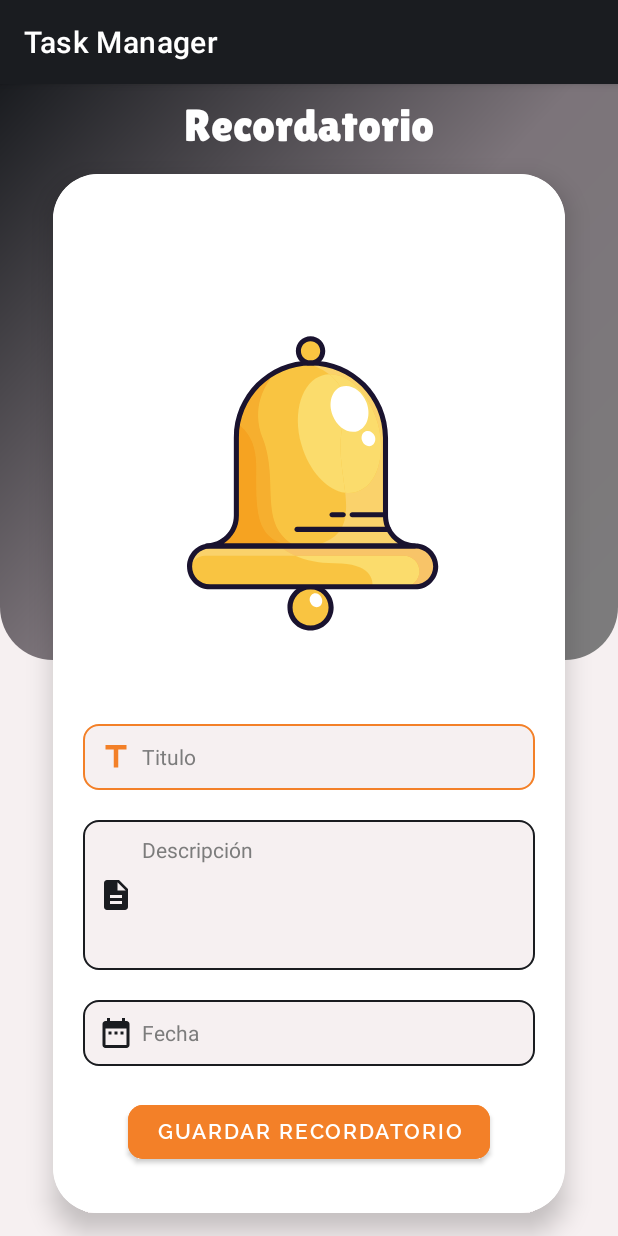
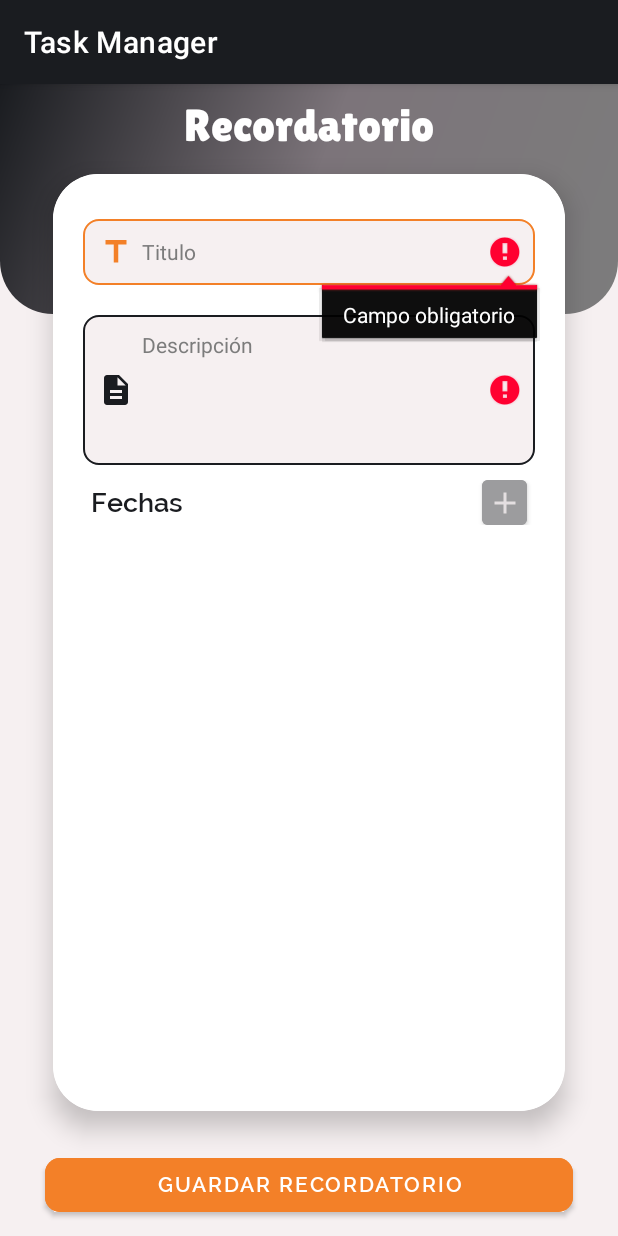
Before and after one commit to zxESCORPIOxz/TaskManager, an Android app: the fragment frg_registrar shown on its own in the app's theme, after a tap on "GUARDAR RECORDATORIO", on a phone screen of 412 x 824 dp. Run offline under Robolectric (Android 15) with nearby library versions, the phone set to English and light mode, and no system bars; our stand-ins replace Firebase (no records; nobody signed in at launch, a user with empty details on screens opened directly), navigation-ui.

Commit message:
Recordatorio - Guardar - Editar

```diff
--- a/app/src/main/java/com/errorcorp/taskmanager/Activity/MainActivity.kt
+++ b/app/src/main/java/com/errorcorp/taskmanager/Activity/MainActivity.kt
@@ -69,6 +69,7 @@ class MainActivity : AppCompatActivity() {
                 if (documentSnapshot.exists()) {
                     val userData = documentSnapshot.data
                     val fullname = userData?.get("fullname")
+                    SharedPreferencesManager.setStringValue(Valor.DNI, userData?.get("dni").toString())
                     tvname.setText(fullname.toString())
                 } else {
                     tvname.visibility = View.GONE
--- /dev/null
+++ b/app/src/main/java/com/errorcorp/taskmanager/Adapter/AdapterFecha.kt
@@ -0,0 +1,49 @@
+package com.errorcorp.taskmanager.Adapter
+
+import android.content.Context
+import android.view.LayoutInflater
+import android.view.View
+import android.view.ViewGroup
+import android.widget.LinearLayout
+import android.widget.TextView
+import androidx.recyclerview.widget.RecyclerView
+import com.errorcorp.taskmanager.R
+import com.google.android.material.button.MaterialButton
+import java.text.SimpleDateFormat
+import java.util.Date
+import java.util.Locale
+
+class AdapterFecha(private val mValues: ArrayList<Date>, private val ctx: Context) : RecyclerView.Adapter<AdapterFecha.ViewHolder>() {
+
+    override fun onCreateViewHolder(parent: ViewGroup, viewType: Int): ViewHolder {
+        val view = LayoutInflater.from(parent.context)
+            .inflate(R.layout.item_fecha, parent, false)
+        return ViewHolder(view)
+    }
+    fun getList(): ArrayList<Date>{
+        return mValues
+    }
+
+    override fun onBindViewHolder(holder: ViewHolder, position: Int) {
+        val date:Date = mValues[position]
+
+        val dateFormat = SimpleDateFormat("dd/MM/yyyy HH:mm", Locale.getDefault())
+        val formattedDate = dateFormat.format(date)
+        holder.tvfecha.setText(formattedDate)
+
+        holder.btndelete.setOnClickListener {
+            mValues.removeAt(position)
+            notifyDataSetChanged()
+        }
+    }
+
+    override fun getItemCount(): Int {
+        return mValues.size
+    }
+
+    class ViewHolder(view: View) : RecyclerView.ViewHolder(view) {
+        val tvfecha: TextView = view.findViewById(R.id.tvfecha)
+
+        val btndelete: MaterialButton = view.findViewById(R.id.btndelete)
+    }
+}
--- a/app/src/main/java/com/errorcorp/taskmanager/Fragment/frg_registrar.kt
+++ b/app/src/main/java/com/errorcorp/taskmanager/Fragment/frg_registrar.kt
@@ -1,10 +1,13 @@
 package com.errorcorp.taskmanager.Fragment
 
+import android.animation.Animator
+import android.annotation.SuppressLint
 import android.app.AlertDialog
 import android.app.DatePickerDialog
+import android.app.Dialog
 import android.app.TimePickerDialog
-import android.content.DialogInterface
 import android.graphics.Color
+import android.graphics.drawable.ColorDrawable
 import android.os.Bundle
 import androidx.fragment.app.Fragment
 import android.view.LayoutInflater
@@ -12,10 +15,18 @@ import android.view.View
 import android.view.ViewGroup
 import android.widget.Button
 import android.widget.EditText
-import android.widget.TextView
+import android.widget.Toast
 import androidx.navigation.Navigation
+import androidx.recyclerview.widget.RecyclerView
+import com.airbnb.lottie.LottieAnimationView
+import com.errorcorp.taskmanager.Activity.MainActivity
+import com.errorcorp.taskmanager.Adapter.AdapterFecha
 import com.errorcorp.taskmanager.Model.Recordatorio
 import com.errorcorp.taskmanager.R
+import com.errorcorp.taskmanager.Util.SharedPreferencesManager
+import com.errorcorp.taskmanager.Util.Valor
+import com.google.android.material.button.MaterialButton
+import com.google.firebase.database.FirebaseDatabase
 import java.text.SimpleDateFormat
 import java.util.Calendar
 import java.util.Date
@@ -23,15 +34,28 @@ import java.util.Locale
 
 class frg_registrar : Fragment() , View.OnClickListener {
 
+    //Dialog
+    private lateinit var dialog: Dialog
+
+    //Lotties
+    private lateinit var loadAnimationView: LottieAnimationView
+    private lateinit var successAnimationView: LottieAnimationView
+    private lateinit var errorAnimationView: LottieAnimationView
+
+
+    //RecyclerView
+    private lateinit var rvFechas: RecyclerView
+
+    //Adapters
+    private lateinit var adapterFecha: AdapterFecha
+
     //Button
     private lateinit var btnregistrar: Button
+    private lateinit var btnaddfecha: MaterialButton
 
     //EditText
     private lateinit var ettitle: EditText
     private lateinit var etdescription: EditText
-
-    //TextView
-    private lateinit var tvfecha: TextView
 
     //Objetos
     private lateinit var recordatorio: Recordatorio
@@ -41,15 +65,53 @@ class frg_registrar : Fragment() , View.OnClickListener {
         savedInstanceState: Bundle?
     ): View? {
         val view:View = inflater.inflate(R.layout.fragment_frg_registrar, container, false)
+        if ( arguments?.getString("ACTION").equals("ORIGIN") ){
+            recordatorio = Valor.RECORDATORIO
+        } else {
+            recordatorio = Recordatorio()
+        }
+
+        dialog = context?.let { Dialog(it) }!!
+        dialog.setContentView(R.layout.dialog_loading)
+        dialog.window?.setLayout(ViewGroup.LayoutParams.MATCH_PARENT, ViewGroup.LayoutParams.WRAP_CONTENT)
+        dialog.window?.setBackgroundDrawable(ColorDrawable(Color.TRANSPARENT))
+
+        loadAnimationView = dialog.findViewById<LottieAnimationView>(R.id.lfload)
+        successAnimationView = dialog.findViewById<LottieAnimationView>(R.id.lfsuccess)
+        errorAnimationView = dialog.findViewById<LottieAnimationView>(R.id.lferror)
+
+        successAnimationView.addAnimatorListener(object : Animator.AnimatorListener {
+            override fun onAnimationStart(animation: Animator) {}
+            override fun onAnimationCancel(animation: Animator) {}
+            override fun onAnimationRepeat(animation: Animator) {}
+            override fun onAnimationEnd(animation: Animator) {
+                dialog.dismiss()
+                Navigation.findNavController(requireView()).navigate(R.id.action_nav_registrar_to_nav_recordatorio)
+            }
+        })
+        errorAnimationView.addAnimatorListener(object : Animator.AnimatorListener {
+            override fun onAnimationStart(animation: Animator) {}
+            override fun onAnimationCancel(animation: Animator) {}
+            override fun onAnimationRepeat(animation: Animator) {}
+            override fun onAnimationEnd(animation: Animator) {
+                dialog.dismiss()
+            }
+        })
+
+        rvFechas = view.findViewById(R.id.rvFechas)
 
         ettitle = view.findViewById(R.id.ettitle)
+        ettitle.setText(recordatorio.titulo)
         etdescription = view.findViewById(R.id.etdescription)
-        tvfecha = view.findViewById(R.id.tvfecha)
-        tvfecha.setOnClickListener(this)
+        etdescription.setText(recordatorio.descripcion)
+
+        btnaddfecha = view.findViewById(R.id.btnaddfecha)
+        btnaddfecha.setOnClickListener(this)
         btnregistrar = view.findViewById(R.id.btnregistrar)
         btnregistrar.setOnClickListener(this)
 
-        recordatorio = Recordatorio()
+        adapterFecha = context?.let { AdapterFecha(recordatorio.fechasProgramadas, it) }!!
+        rvFechas.adapter = adapterFecha
 
         return view
     }
@@ -57,14 +119,55 @@ class frg_registrar : Fragment() , View.OnClickListener {
     override fun onClick(v: View?) {
         when (v?.id) {
             (R.id.btnregistrar) -> {
+                if (ettitle.text.isNotEmpty() &&
+                    etdescription.text.isNotEmpty() &&
+                    adapterFecha.getList().size != 0){
+                    dialog.setCancelable(false)
+                    dialog.show()
+                    if (recordatorio.id.isEmpty())
+                        recordatorio.id = FirebaseDatabase.getInstance().getReference("Recordatorio").push().getKey().toString()
+                    recordatorio.titulo = ettitle.text.toString()
+                    recordatorio.descripcion = etdescription.text.toString()
+                    recordatorio.fechaModificacion = Date()
+                    recordatorio.fechasProgramadas = adapterFecha.getList()
 
+                    FirebaseDatabase.getInstance()
+                        .getReference("Recordatorio")
+                        .child(SharedPreferencesManager.getStringValue(Valor.DNI).toString())
+                        .child(recordatorio.id)
+                        .setValue(recordatorio)
+                        .addOnSuccessListener {
+                            loadAnimationView.pauseAnimation()
+                            loadAnimationView.visibility = View.GONE
+                            successAnimationView.visibility = View.VISIBLE
+                            successAnimationView.playAnimation()
+                        }
+                        .addOnFailureListener {
+                            loadAnimationView.pauseAnimation()
+                            loadAnimationView.visibility = View.GONE
+                            errorAnimationView.visibility = View.VISIBLE
+                            errorAnimationView.playAnimation()
+                        }
+                } else {
+                    if (ettitle.text.isEmpty()) {
+                        ettitle.setError("Campo obligatorio")
+                    }
+                    if (etdescription.text.isEmpty()) {
+                        etdescription.setError("Campo obligatorio")
+                    }
+                    if (adapterFecha.getList().size == 0) {
+                        val toast = Toast.makeText(context, "Seleccione al menos una fecha", Toast.LENGTH_SHORT)
+                        toast.show()
+                    }
+                }
             }
-            (R.id.tvfecha) -> {
+            (R.id.btnaddfecha) -> {
                 openDateTimeSelectionDialog()
             }
         }
     }
 
+    @SuppressLint("NotifyDataSetChanged")
     private fun openDateTimeSelectionDialog() {
         val calendar = Calendar.getInstance()
         val currentYear = calendar.get(Calendar.YEAR)
@@ -75,37 +178,29 @@ class frg_registrar : Fragment() , View.OnClickListener {
 
         var selectedDate: Date? = null
 
-        // Date Picker Dialog
         val datePickerDialog = context?.let {
             DatePickerDialog(it, { _, year, month, day ->
                 val selectedCalendar = Calendar.getInstance()
                 selectedCalendar.set(year, month, day)
 
-                // Time Picker Dialog
                 val timePickerDialog = TimePickerDialog(context, { _, hourOfDay, minute ->
                     selectedCalendar.set(Calendar.HOUR_OF_DAY, hourOfDay)
                     selectedCalendar.set(Calendar.MINUTE, minute)
 
                     selectedDate = selectedCalendar.time
 
-                    val dateFormat = SimpleDateFormat("dd/MM/yyyy HH:mm", Locale.getDefault())
-                    val formattedDateTime = dateFormat.format(selectedDate)
-
-                    var fecha_select:Date
+                    val fecha_select:Date
                     fecha_select = selectedDate as Date
                     recordatorio.fechasProgramadas.add(fecha_select)
-                    if (tvfecha.text.isNotEmpty()){
-                        tvfecha.setText(tvfecha.text.toString() + "\n" + formattedDateTime)
-                    } else {
-                        tvfecha.setText(formattedDateTime)
-                    }
+                    adapterFecha.notifyDataSetChanged()
+
                 }, currentHour, currentMinute, true)
 
                 timePickerDialog.setTitle("Seleccione una hora")
                 timePickerDialog.show()
-                val btntime1: Button? = timePickerDialog?.getButton(AlertDialog.BUTTON_POSITIVE)
+                val btntime1: Button? = timePickerDialog.getButton(AlertDialog.BUTTON_POSITIVE)
                 btntime1?.setTextColor(Color.WHITE)
-                val btntime2: Button? = timePickerDialog?.getButton(AlertDialog.BUTTON_NEGATIVE)
+                val btntime2: Button? = timePickerDialog.getButton(AlertDialog.BUTTON_NEGATIVE)
                 btntime2?.setTextColor(Color.WHITE)
             }, currentYear, currentMonth, currentDay)
         }
--- a/app/src/main/java/com/errorcorp/taskmanager/Model/Recordatorio.kt
+++ b/app/src/main/java/com/errorcorp/taskmanager/Model/Recordatorio.kt
@@ -1,15 +1,14 @@
 package com.errorcorp.taskmanager.Model
 
-import java.util.*
+import java.util.Date
 
 class Recordatorio {
-    var id: Int = 0
+
+    var id: String = ""
     var titulo: String = ""
     var descripcion: String = ""
     var fechaModificacion: Date = Date()
     var fechasProgramadas: ArrayList<Date> = ArrayList()
-    var archivosAdjuntos: ArrayList<String> = ArrayList()
-    var imagenes: ArrayList<String> = ArrayList()
 
     constructor(
         titulo: String,
--- a/app/src/main/java/com/errorcorp/taskmanager/Util/MyApplication.kt
+++ b/app/src/main/java/com/errorcorp/taskmanager/Util/MyApplication.kt
@@ -2,6 +2,7 @@ package com.errorcorp.taskmanager.Util
 
 import android.app.Application
 import android.content.Context
+import androidx.room.Room
 
 class MyApplication : Application() {
     companion object {
@@ -15,7 +16,7 @@ class MyApplication : Application() {
         fun getContext(): Context {
             return INSTANCE
         }
-
+//
 //        fun getDatabaseInstance(): AppDatabase {
 //            return DATABASE_INSTANCE
 //        }
@@ -24,10 +25,9 @@ class MyApplication : Application() {
     override fun onCreate() {
         super.onCreate()
         INSTANCE = this
-//        DATABASE_INSTANCE = Room.databaseBuilder(this, AppDatabase::class.java, "taskmasterdb")
+//        DATABASE_INSTANCE = Room.databaseBuilder(applicationContext, AppDatabase::class.java, "taskmasterdb")
 //            .allowMainThreadQueries()
 //            .fallbackToDestructiveMigration()
-//            .addMigrations(AppDatabase.MIGRATION_1_2)
 //            .build()
     }
 }
--- a/app/src/main/java/com/errorcorp/taskmanager/Util/Valor.kt
+++ b/app/src/main/java/com/errorcorp/taskmanager/Util/Valor.kt
@@ -1,11 +1,15 @@
 package com.errorcorp.taskmanager.Util
+
+import com.errorcorp.taskmanager.Model.Recordatorio
 
 class Valor {
     companion object {
         //Tablas
         const val USUARIOS = "USUARIOS"
+        const val DNI = "DNI"
         const val CB_RECORDARME = "CB_RECORDARME"
         const val LOG_USER = "LOG_USER"
         const val LOG_PASS = "LOG_PASS"
+        lateinit var RECORDATORIO:Recordatorio
     }
 }
--- /dev/null
+++ b/app/src/main/res/drawable/ic_remove.xml
@@ -0,0 +1,5 @@
+<vector android:height="24dp" android:tint="#000000"
+    android:viewportHeight="24" android:viewportWidth="24"
+    android:width="24dp" xmlns:android="http://schemas.android.com/apk/res/android">
+    <path android:fillColor="@android:color/white" android:pathData="M19,13H5v-2h14v2z"/>
+</vector>
--- a/app/src/main/res/layout/fragment_frg_registrar.xml
+++ b/app/src/main/res/layout/fragment_frg_registrar.xml
@@ -13,12 +13,12 @@
         <View
             android:layout_width="match_parent"
             android:layout_height="0dp"
-            android:layout_weight=".5"
+            android:layout_weight=".2"
             android:background="@drawable/rec_red_botton_deg"/>
         <View
             android:layout_width="match_parent"
             android:layout_height="0dp"
-            android:layout_weight=".5"
+            android:layout_weight=".8"
             android:background="@color/gray_megalight"/>
     </LinearLayout>
     <RelativeLayout
@@ -41,31 +41,27 @@
             android:layout_width="match_parent"
             android:layout_height="match_parent"
             android:layout_below="@id/tvname"
+            android:layout_above="@id/btnregistrar"
             android:background="@color/white"
             android:layout_marginHorizontal="35dp"
             android:layout_marginVertical="15dp"
             app:cardElevation="10dp"
             app:cardCornerRadius="30dp">
-            <RelativeLayout
+            <androidx.core.widget.NestedScrollView
+                android:layout_width="match_parent"
+                android:layout_height="match_parent"
+                android:background="@color/white">
+                <LinearLayout
                     android:layout_width="match_parent"
                     android:layout_height="match_parent"
                     android:padding="20dp"
-                android:background="@color/white"
+                    android:orientation="vertical"
                     android:gravity="center_vertical">
-                <com.airbnb.lottie.LottieAnimationView
-                    android:id="@+id/anim"
-                    android:layout_width="match_parent"
-                    android:layout_height="match_parent"
-                    app:lottie_rawRes="@raw/anim_campana"
-                    app:lottie_autoPlay="true"
-                    android:layout_alignParentTop="true"
-                    android:layout_above="@id/ettitle"/>
                     <EditText
                         android:id="@+id/ettitle"
                         android:layout_width="match_parent"
                         android:layout_height="wrap_content"
                         android:layout_marginVertical="10dp"
-                    android:layout_above="@id/etdescription"
                         android:textColor="@color/gray_megadark"
                         android:hint="Titulo"
                         android:textSize="@dimen/text_size"
@@ -80,7 +76,6 @@
                         android:layout_height="wrap_content"
                         android:minHeight="100dp"
                         android:layout_marginVertical="10dp"
-                    android:layout_above="@id/tvfecha"
                         android:textColor="@color/gray_megadark"
                         android:hint="Descripción"
                         android:textSize="@dimen/text_size"
@@ -90,20 +85,53 @@
                         android:background="@drawable/custom_input"
                         android:inputType="textMultiLine"
                         android:textColorHint="@color/gray_middle"/>
+                    <RelativeLayout
+                        android:id="@+id/ctfechas"
+                        android:layout_width="match_parent"
+                        android:layout_height="wrap_content">
                         <TextView
-                    android:id="@+id/tvfecha"
                             android:layout_width="match_parent"
                             android:layout_height="wrap_content"
-                    android:layout_marginVertical="10dp"
-                    android:layout_above="@id/btnregistrar"
+                            android:fontFamily="@font/raleway_semibold"
+                            android:text="Fechas"
                             android:textColor="@color/gray_megadark"
-                    android:hint="Fecha"
-                    android:textSize="@dimen/text_size"
+                            android:textSize="18sp"
+                            android:textStyle="bold"
                             android:gravity="center_vertical"
-                    android:drawableStart="@drawable/custom_date_icons"
-                    android:drawablePadding="5dp"
-                    android:background="@drawable/custom_input"
-                    android:textColorHint="@color/gray_middle"/>
+                            android:layout_alignTop="@id/btnaddfecha"
+                            android:layout_alignBottom="@id/btnaddfecha"
+                            android:layout_marginHorizontal="5dp"
+                            android:layout_toLeftOf="@id/btnaddfecha"/>
+
+                        <com.google.android.material.button.MaterialButton
+                            android:id="@+id/btnaddfecha"
+                            android:layout_width="30dp"
+                            android:layout_height="30dp"
+                            android:layout_alignParentEnd="true"
+                            android:layout_marginHorizontal="5dp"
+                            android:backgroundTint="@color/gray_light"
+                            android:insetLeft="0dp"
+                            android:insetTop="0dp"
+                            android:insetRight="0dp"
+                            android:insetBottom="0dp"
+                            app:icon="@drawable/ic_add"
+                            app:iconGravity="textStart"
+                            app:iconPadding="0dp"
+                            app:iconTint="@color/gray_megalight" />
+
+                        <androidx.recyclerview.widget.RecyclerView
+                            android:id="@+id/rvFechas"
+                            android:layout_width="match_parent"
+                            android:layout_height="match_parent"
+                            android:layout_below="@id/btnaddfecha"
+                            app:layoutManager="androidx.recyclerview.widget.LinearLayoutManager"
+                            tools:listitem="@layout/item_fecha"
+                            android:nestedScrollingEnabled="false"/>
+                    </RelativeLayout>
+                </LinearLayout>
+            </androidx.core.widget.NestedScrollView>
+        </androidx.cardview.widget.CardView>
+
         <com.google.android.material.button.MaterialButton
             android:id="@+id/btnregistrar"
             android:layout_width="match_parent"
@@ -120,6 +148,4 @@
             android:layout_alignParentBottom="true"
             />
     </RelativeLayout>
-        </androidx.cardview.widget.CardView>
 </RelativeLayout>
-</RelativeLayout>
```
Also changed, not shown: app/build.gradle (+14 -4 lines), app/src/main/java/com/errorcorp/taskmanager/Adapter/AdapterRecordatorio.kt (+25 -2 lines), app/src/main/java/com/errorcorp/taskmanager/Fragment/opt_recordatorio.kt (+68 -13 lines), app/src/main/java/com/errorcorp/taskmanager/Util/AppDatabase.kt (added, +11 -0 lines), app/src/main/java/com/errorcorp/taskmanager/Util/Util.kt (added, +16 -0 lines), app/src/main/res/layout/item_fecha.xml (added, +40 -0 lines), app/src/main/res/layout/item_recordatorio.xml (+2 -33 lines), app/src/main/res/navigation/mobile_navigation.xml (+9 -1 lines). Lines whose indentation alone changed are shown as unchanged.
